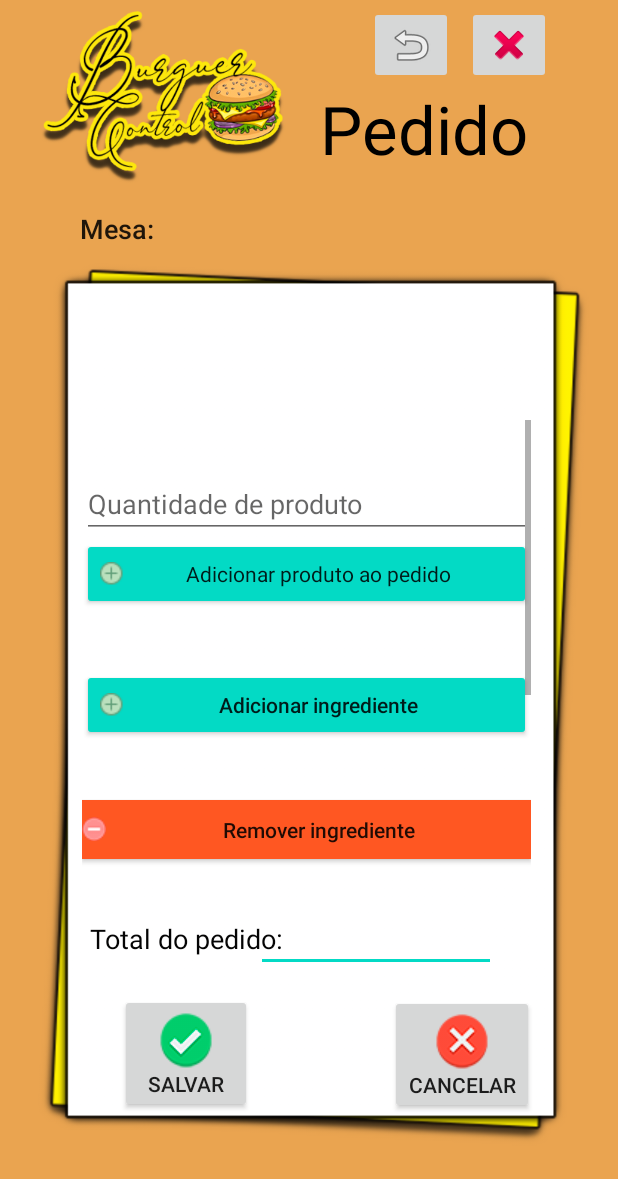
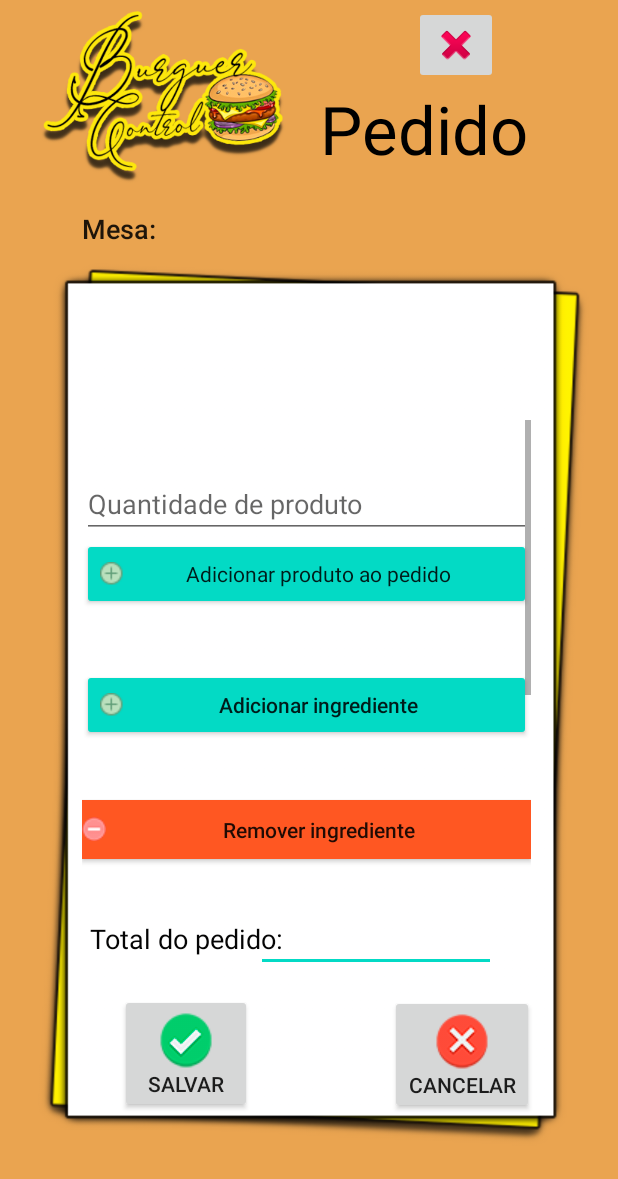
Before and after one commit to TyLuis/BurguerControl, an Android app: the layout activity_pedido.xml on its own in the app's theme, with its tools: preview values and no code run, on a phone screen of 412 x 824 dp. Shown: the top 1179 px of the screen. Run offline under Robolectric (Android 15) with nearby library versions, the phone set to English and light mode, and no system bars.

Commit message:
Finalização Crud Pedido
resolver erros de spinner e proteção de usuário

```diff
--- a/app/src/main/res/layout/activity_pedido.xml
+++ b/app/src/main/res/layout/activity_pedido.xml
@@ -35,10 +35,10 @@
 
     <Spinner
         android:id="@+id/cbMesa"
-        android:layout_width="57dp"
-        android:layout_height="38dp"
-        android:layout_marginEnd="232dp"
-        android:layout_marginRight="232dp"
+        android:layout_width="88dp"
+        android:layout_height="37dp"
+        android:layout_marginEnd="200dp"
+        android:layout_marginRight="200dp"
         android:layout_marginBottom="552dp"
         app:layout_constraintBottom_toBottomOf="parent"
         app:layout_constraintEnd_toEndOf="parent" />
@@ -99,6 +99,7 @@
         android:layout_marginLeft="80dp"
         android:layout_marginTop="10dp"
         android:drawableTop="@drawable/salvar"
+        android:onClick="salvarPedido"
         android:text="Salvar"
         app:layout_constraintStart_toStartOf="parent"
         app:layout_constraintTop_toBottomOf="@+id/txtTotal" />
@@ -182,6 +183,7 @@
                 android:layout_width="match_parent"
                 android:layout_height="wrap_content"
                 android:drawableLeft="@drawable/add"
+                android:onClick="addBurguerPedido"
                 android:text="Adicionar produto ao pedido"
                 android:textAppearance="@style/TextAppearance.AppCompat.Body1" />
 
@@ -196,6 +198,7 @@
                 android:layout_width="match_parent"
                 android:layout_height="wrap_content"
                 android:drawableLeft="@drawable/add"
+                android:onClick="addIngredientePedido"
                 android:text="Adicionar ingrediente"
                 android:textAppearance="@style/TextAppearance.AppCompat.Body2" />
 
@@ -211,6 +214,7 @@
                 android:layout_height="39dp"
                 android:background="#FF5722"
                 android:drawableLeft="@drawable/minus"
+                android:onClick="removeIngredientePedido"
                 android:text="Remover ingrediente"
                 android:textAppearance="@style/TextAppearance.AppCompat.Body2" />
 
@@ -233,6 +237,7 @@
                 android:layout_width="match_parent"
                 android:layout_height="wrap_content"
                 android:drawableLeft="@drawable/add"
+                android:onClick="addBebidaSelecionado"
                 android:text="Adicionar bebida ao pedido"
                 android:textAppearance="@style/TextAppearance.AppCompat.Body2" />
 
@@ -257,26 +262,18 @@
         app:layout_constraintGuide_begin="363dp" />
 
     <ImageButton
-        android:id="@+id/btVoltar"
-        android:layout_width="wrap_content"
-        android:layout_height="wrap_content"
-        android:layout_marginStart="40dp"
-        android:layout_marginLeft="40dp"
-        android:layout_marginTop="4dp"
-        android:onClick="voltar"
-        app:layout_constraintStart_toEndOf="@+id/imgLogo"
-        app:layout_constraintTop_toTopOf="parent"
-        app:srcCompat="@android:drawable/ic_menu_revert" />
-
-    <ImageButton
         android:id="@+id/btSair"
         android:layout_width="wrap_content"
         android:layout_height="wrap_content"
+        android:layout_marginStart="50dp"
+        android:layout_marginLeft="50dp"
         android:layout_marginTop="4dp"
+        android:layout_marginEnd="80dp"
+        android:layout_marginRight="80dp"
         android:onClick="sairSistema"
         app:layout_constraintEnd_toEndOf="parent"
-        app:layout_constraintHorizontal_bias="0.169"
-        app:layout_constraintStart_toEndOf="@+id/btVoltar"
+        app:layout_constraintHorizontal_bias="1.0"
+        app:layout_constraintStart_toEndOf="@+id/imgLogo"
         app:layout_constraintTop_toTopOf="parent"
         app:srcCompat="@android:drawable/ic_delete" />
 
```
Also changed, not shown: app/src/main/java/com/example/BurguerControl/Pedido.java (+144 -4 lines), app/src/main/java/com/example/BurguerControl/objetos/Pedido.java (deleted, +0 -65 lines), app/src/main/java/com/example/BurguerControl/objetos/Pedidos.java (added, +43 -0 lines), app/src/main/res/values/strings.xml (+12 -0 lines).
